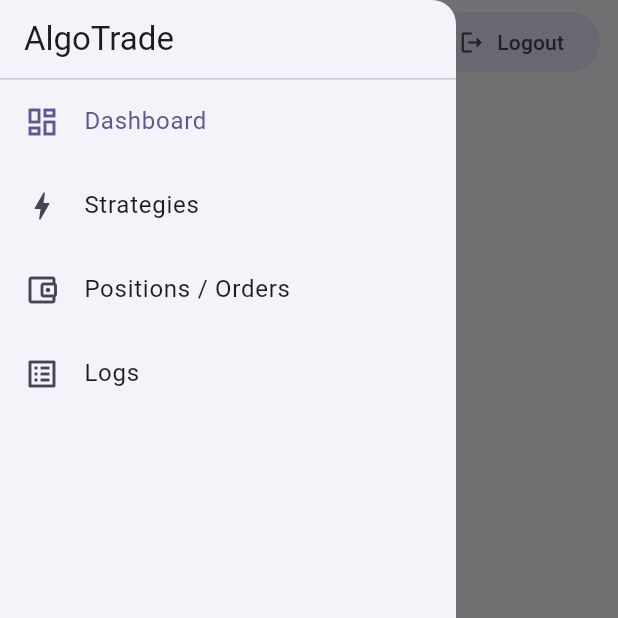
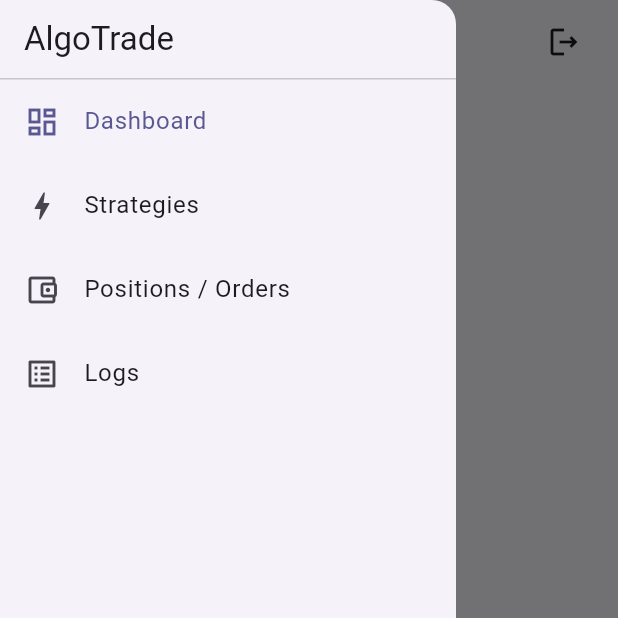
Before and after one commit to Viki-07/algotrade, a Flutter app: the AppShell screen opened directly with empty values, with the side drawer open, on a phone screen of 412 x 824 dp, the top half of it. Run offline on Flutter 3.47's test engine with Material 3 defaults, Android fonts, the phone set to English and light mode, and no system bars; our stand-ins replace fl_chart, flutter_riverpod, go_router, shared_preferences; accounts and stored records are empty.

Commit message:
mobile responsive

```diff
--- a/lib/features/positions/positions_orders_screen.dart
+++ b/lib/features/positions/positions_orders_screen.dart
@@ -16,11 +16,13 @@ class PositionsOrdersScreen extends ConsumerWidget {
   Widget build(BuildContext context, WidgetRef ref) {
     final positionsStream = ref.watch(positionsStreamProvider);
     final ordersStream = ref.watch(ordersStreamProvider);
+    final width = MediaQuery.sizeOf(context).width;
+    final isNarrow = width < 600;
 
     return DefaultTabController(
       length: 2,
       child: Padding(
-        padding: const EdgeInsets.all(16),
+        padding: EdgeInsets.all(isNarrow ? 12 : 16),
         child: Panel(
           title: 'Positions & Orders',
           child: Column(
--- a/lib/features/shell/app_shell.dart
+++ b/lib/features/shell/app_shell.dart
@@ -31,7 +31,9 @@ class AppShell extends ConsumerWidget {
   @override
   Widget build(BuildContext context, WidgetRef ref) {
     final theme = Theme.of(context);
-    final isWide = MediaQuery.sizeOf(context).width >= 1100;
+    final width = MediaQuery.sizeOf(context).width;
+    final isWide = width >= 1100;
+    final isNarrow = width < 520;
     final location = GoRouterState.of(context).uri.toString();
     final active = _activeForLocation(location);
 
@@ -51,18 +53,26 @@ class AppShell extends ConsumerWidget {
 
     return Scaffold(
       appBar: AppBar(
-        title: Text(active.label),
+        title: Text(active.label, overflow: TextOverflow.ellipsis),
         actions: [
           Padding(
             padding: const EdgeInsets.only(right: 12),
-            child: FilledButton.tonalIcon(
+            child: isNarrow
+                ? IconButton(
+                    tooltip: 'Logout',
+                    onPressed: () {
+                      ref.read(authControllerProvider.notifier).logout();
+                    },
+                    icon: const Icon(Icons.logout_outlined),
+                  )
+                : FilledButton.tonalIcon(
                     onPressed: () {
                       ref.read(authControllerProvider.notifier).logout();
                     },
                     icon: const Icon(Icons.logout_outlined),
                     label: const Text('Logout'),
                   ),
-          ),
+          )
         ],
       ),
       drawer: isWide
```
Also changed, not shown: lib/features/strategies/strategies_list_screen.dart (+7 -2 lines), lib/shared/widgets/allocation_pie_chart.dart (+25 -7 lines), lib/shared/widgets/kpi_tile.dart (+18 -2 lines). Lines whose indentation alone changed are shown as unchanged.
